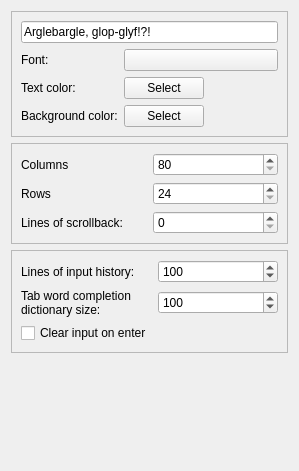
Old version of the form src/preferences/clientpage.ui in the repository MUME/MMapper.
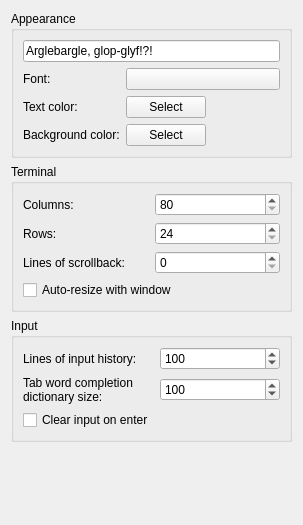
New version of the form.

```diff
--- a/src/preferences/clientpage.ui
+++ b/src/preferences/clientpage.ui
@@ -6,8 +6,8 @@
    <rect>
     <x>0</x>
     <y>0</y>
-    <width>299</width>
-    <height>471</height>
+    <width>303</width>
+    <height>525</height>
    </rect>
   </property>
   <property name="windowTitle">
@@ -15,12 +15,9 @@
   </property>
   <layout class="QVBoxLayout" name="verticalLayout">
    <item>
-    <widget class="QFrame" name="frame">
-     <property name="frameShape">
-      <enum>QFrame::StyledPanel</enum>
-     </property>
-     <property name="frameShadow">
-      <enum>QFrame::Raised</enum>
+    <widget class="QGroupBox" name="groupBox">
+     <property name="title">
+      <string>Appearance</string>
      </property>
      <layout class="QGridLayout" name="gridLayout">
       <item row="2" column="0">
@@ -95,48 +92,19 @@
     </widget>
    </item>
    <item>
-    <widget class="QFrame" name="frame_3">
-     <property name="frameShape">
-      <enum>QFrame::StyledPanel</enum>
-     </property>
-     <property name="frameShadow">
-      <enum>QFrame::Raised</enum>
+    <widget class="QGroupBox" name="groupBox_3">
+     <property name="title">
+      <string>Terminal</string>
      </property>
      <layout class="QGridLayout" name="gridLayout_3">
-      <item row="0" column="1">
-       <widget class="QSpinBox" name="columnsSpinBox">
-        <property name="showGroupSeparator" stdset="0">
-         <bool>true</bool>
-        </property>
-        <property name="minimum">
-         <number>80</number>
-        </property>
-        <property name="maximum">
-         <number>1000</number>
-        </property>
-       </widget>
-      </item>
-      <item row="0" column="0">
-       <widget class="QLabel" name="label_7">
+      <item row="1" column="0">
+       <widget class="QLabel" name="label_6">
         <property name="text">
-         <string>Columns</string>
+         <string>Rows:</string>
         </property>
        </widget>
       </item>
-      <item row="3" column="1">
-       <widget class="QSpinBox" name="scrollbackSpinBox">
-        <property name="showGroupSeparator" stdset="0">
-         <bool>true</bool>
-        </property>
-        <property name="minimum">
-         <number>0</number>
-        </property>
-        <property name="maximum">
-         <number>2147483647</number>
-        </property>
-       </widget>
-      </item>
-      <item row="3" column="0">
+      <item row="4" column="0">
        <widget class="QLabel" name="label_5">
         <property name="text">
          <string>Lines of scrollback:</string>
@@ -146,6 +114,26 @@
         </property>
        </widget>
       </item>
+      <item row="0" column="0">
+       <widget class="QLabel" name="label_7">
+        <property name="text">
+         <string>Columns:</string>
+        </property>
+       </widget>
+      </item>
+      <item row="0" column="1">
+       <widget class="QSpinBox" name="columnsSpinBox">
+        <property name="showGroupSeparator" stdset="0">
+         <bool>true</bool>
+        </property>
+        <property name="minimum">
+         <number>80</number>
+        </property>
+        <property name="maximum">
+         <number>1000</number>
+        </property>
+       </widget>
+      </item>
       <item row="1" column="1">
        <widget class="QSpinBox" name="rowsSpinBox">
         <property name="showGroupSeparator" stdset="0">
@@ -159,10 +147,23 @@
         </property>
        </widget>
       </item>
-      <item row="1" column="0">
-       <widget class="QLabel" name="label_6">
+      <item row="4" column="1">
+       <widget class="QSpinBox" name="scrollbackSpinBox">
+        <property name="showGroupSeparator" stdset="0">
+         <bool>true</bool>
+        </property>
+        <property name="minimum">
+         <number>0</number>
+        </property>
+        <property name="maximum">
+         <number>2147483647</number>
+        </property>
+       </widget>
+      </item>
+      <item row="5" column="0" colspan="2">
+       <widget class="QCheckBox" name="autoResizeTerminalCheckBox">
         <property name="text">
-         <string>Rows</string>
+         <string>Auto-resize with window</string>
         </property>
        </widget>
       </item>
@@ -170,64 +171,12 @@
     </widget>
    </item>
    <item>
-    <widget class="QFrame" name="frame_2">
-     <property name="frameShape">
-      <enum>QFrame::StyledPanel</enum>
-     </property>
-     <property name="frameShadow">
-      <enum>QFrame::Raised</enum>
+    <widget class="QGroupBox" name="groupBox_2">
+     <property name="title">
+      <string>Input</string>
      </property>
      <layout class="QGridLayout" name="gridLayout_2">
-      <item row="3" column="0">
-       <widget class="QCheckBox" name="clearInputCheckBox">
-        <property name="text">
-         <string>Clear input on enter</string>
-        </property>
-       </widget>
-      </item>
-      <item row="0" column="1">
-       <widget class="QSpinBox" name="inputHistorySpinBox">
-        <property name="showGroupSeparator" stdset="0">
-         <bool>true</bool>
-        </property>
-        <property name="minimum">
-         <number>0</number>
-        </property>
-        <property name="maximum">
-         <number>1000</number>
-        </property>
-        <property name="value">
-         <number>100</number>
-        </property>
-       </widget>
-      </item>
-      <item row="1" column="1">
-       <widget class="QSpinBox" name="tabDictionarySpinBox">
-        <property name="showGroupSeparator" stdset="0">
-         <bool>true</bool>
-        </property>
-        <property name="minimum">
-         <number>0</number>
-        </property>
-        <property name="maximum">
-         <number>1000</number>
-        </property>
-        <property name="value">
-         <number>100</number>
-        </property>
-       </widget>
-      </item>
-      <item row="0" column="0">
-       <widget class="QLabel" name="label_8">
-        <property name="text">
-         <string>Lines of input history:</string>
-        </property>
-        <property name="wordWrap">
-         <bool>true</bool>
-        </property>
-       </widget>
-      </item>
-      <item row="1" column="0">
+      <item row="2" column="0">
        <widget class="QLabel" name="label_3">
         <property name="text">
          <string>Tab word completion dictionary size:</string>
@@ -237,6 +186,55 @@
         </property>
        </widget>
       </item>
+      <item row="1" column="0">
+       <widget class="QLabel" name="label_8">
+        <property name="text">
+         <string>Lines of input history:</string>
+        </property>
+        <property name="wordWrap">
+         <bool>true</bool>
+        </property>
+       </widget>
+      </item>
+      <item row="2" column="1">
+       <widget class="QSpinBox" name="tabDictionarySpinBox">
+        <property name="showGroupSeparator" stdset="0">
+         <bool>true</bool>
+        </property>
+        <property name="minimum">
+         <number>0</number>
+        </property>
+        <property name="maximum">
+         <number>1000</number>
+        </property>
+        <property name="value">
+         <number>100</number>
+        </property>
+       </widget>
+      </item>
+      <item row="1" column="1">
+       <widget class="QSpinBox" name="inputHistorySpinBox">
+        <property name="showGroupSeparator" stdset="0">
+         <bool>true</bool>
+        </property>
+        <property name="minimum">
+         <number>0</number>
+        </property>
+        <property name="maximum">
+         <number>1000</number>
+        </property>
+        <property name="value">
+         <number>100</number>
+        </property>
+       </widget>
+      </item>
+      <item row="3" column="0">
+       <widget class="QCheckBox" name="clearInputCheckBox">
+        <property name="text">
+         <string>Clear input on enter</string>
+        </property>
+       </widget>
+      </item>
      </layout>
     </widget>
    </item>
```
